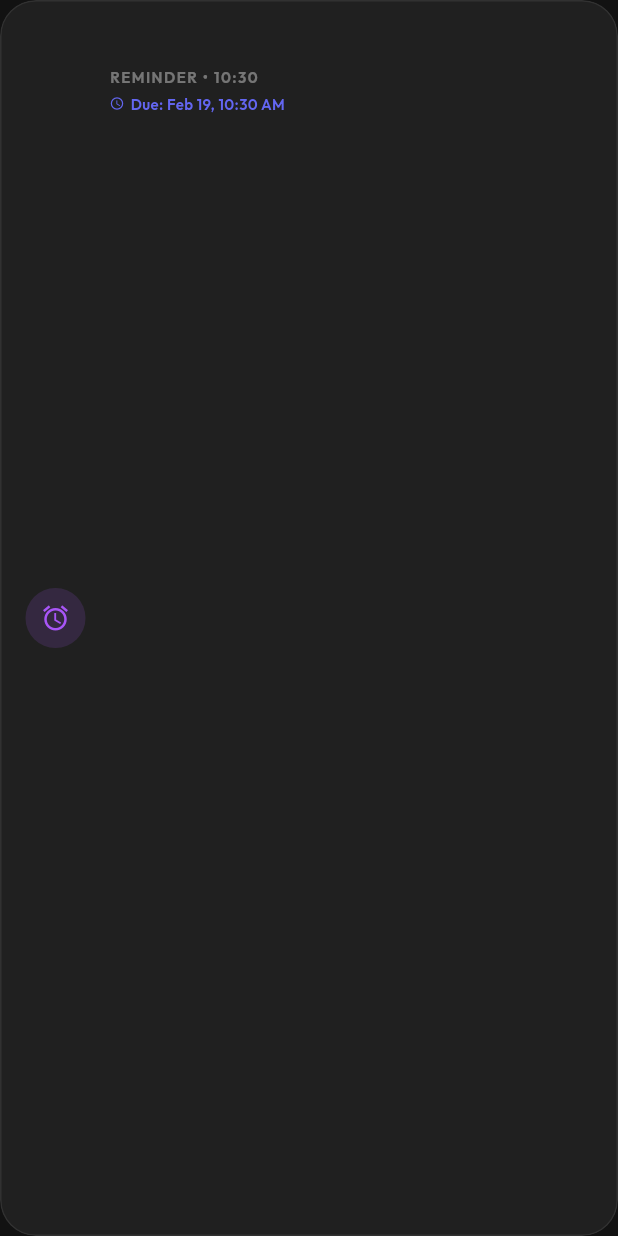
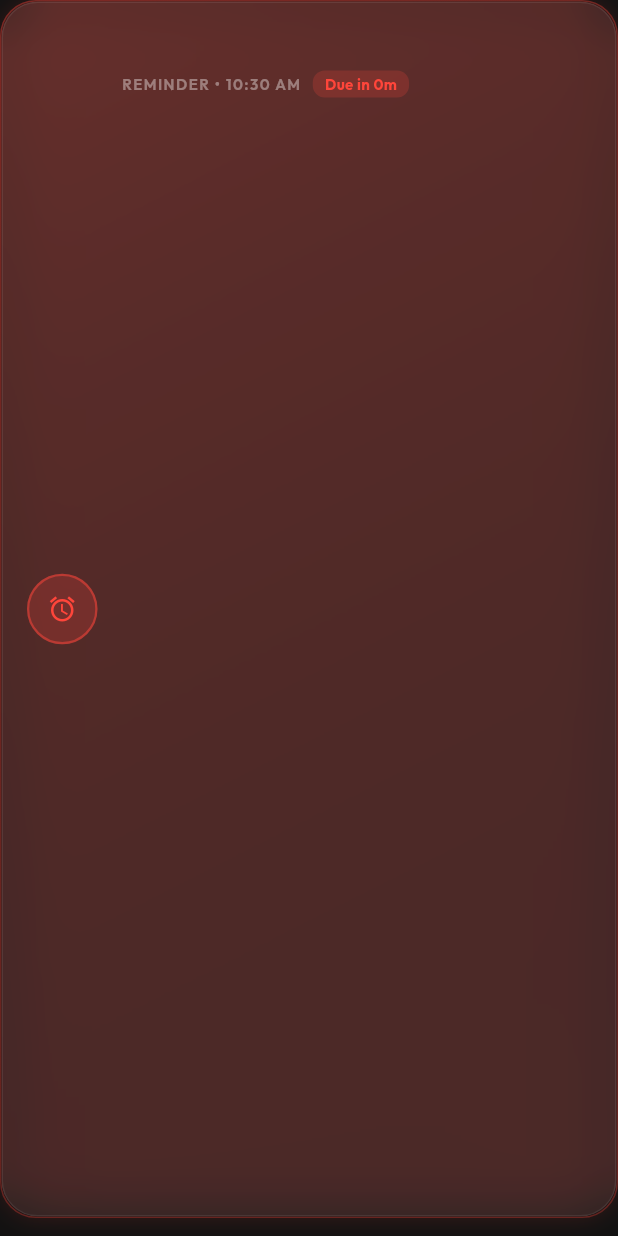
Before and after one commit to techieRahul17/VoiceToTxt, a Flutter app: the SavedItemCard widget shown alone on an empty page, opened directly with empty values, on a phone screen of 412 x 824 dp. Run offline on Flutter 3.47's test engine with Material 3 defaults, Android fonts, the phone set to English and light mode, and no system bars; our stand-ins replace file_picker, flutter_animate, flutter_local_notifications, google_fonts, shared_preferences, speech_to_text and 1 more; accounts and stored records are empty.

Commit message:
(Rahul): Added severity and Ui changes

```diff
--- a/lib/voice_flow_screen.dart
+++ b/lib/voice_flow_screen.dart
@@ -5,6 +5,8 @@ import 'package:flutter_animate/flutter_animate.dart';
 import 'package:voicetotxtvsr/services/notification_service.dart';
 import 'package:intl/intl.dart';
 import 'dart:ui';
+import 'package:file_picker/file_picker.dart';
+import 'package:shared_preferences/shared_preferences.dart';
 
 // --- Models ---
 
@@ -48,7 +50,9 @@ class _VoiceFlowScreenState extends State<VoiceFlowScreen> with TickerProviderSt
   final List<SavedItem> _savedItems = [];
   final TextEditingController _manualInputController = TextEditingController();
   final List<String> _userCategories = ["General", "Skills", "College", "Work", "Personal"];
+
   final TextEditingController _newCategoryController = TextEditingController();
+  String? _customAudioPath;
 
   // Animation controllers/effects are handled via flutter_animate,
   // but we keep a simple one for the mic pulse if needed,
@@ -58,8 +62,40 @@ class _VoiceFlowScreenState extends State<VoiceFlowScreen> with TickerProviderSt
   void initState() {
     super.initState();
     _initSpeech();
+    _loadCustomAudio();
     NotificationService().init();
     NotificationService().requestPermissions();
+  }
+
+  Future<void> _loadCustomAudio() async {
+    final prefs = await SharedPreferences.getInstance();
+    setState(() {
+      _customAudioPath = prefs.getString('custom_audio_path');
+    });
+  }
+
+  Future<void> _pickNotificationSound() async {
+    try {
+      FilePickerResult? result = await FilePicker.platform.pickFiles(
+        type: FileType.audio,
+      );
+
+      if (result != null) {
+        String path = result.files.single.path!;
+        final prefs = await SharedPreferences.getInstance();
+        await prefs.setString('custom_audio_path', path);
+        setState(() {
+          _customAudioPath = path;
+        });
+        if (mounted) {
+           ScaffoldMessenger.of(context).showSnackBar(
+             SnackBar(content: Text("Reminder sound set: ${result.files.single.name}")),
+           );
+        }
+      }
+    } catch (e) {
+      debugPrint("Error picking file: $e");
+    }
   }
 
   @override
@@ -134,11 +170,13 @@ class _VoiceFlowScreenState extends State<VoiceFlowScreen> with TickerProviderSt
         title: "Reminder: ${newItem.category}",
         body: newItem.text,
         scheduledDate: manualDeadline,
+        audioPath: _customAudioPath,
       );
     }
 
     setState(() {
-      _savedItems.insert(0, newItem);
+      _savedItems.add(newItem); // Add to end, then sort
+      _sortItems();
       _currentText = "";
     });
 
@@ -165,7 +203,28 @@ class _VoiceFlowScreenState extends State<VoiceFlowScreen> with TickerProviderSt
       final index = _savedItems.indexWhere((item) => item.id == id);
       if (index != -1) {
         _savedItems[index].isCompleted = !_savedItems[index].isCompleted;
+        _sortItems();
       }
+    });
+  }
+
+  void _sortItems() {
+    _savedItems.sort((a, b) {
+      // 1. Completed items at the bottom
+      if (a.isCompleted && !b.isCompleted) return 1;
+      if (!a.isCompleted && b.isCompleted) return -1;
+
+      // 2. Items with deadlines come first (if both not completed)
+      if (a.deadline != null && b.deadline == null) return -1;
+      if (a.deadline == null && b.deadline != null) return 1;
+
+      // 3. Sort by deadline (earliest first)
+      if (a.deadline != null && b.deadline != null) {
+        return a.deadline!.compareTo(b.deadline!);
+      }
+
+      // 4. Default: Newest created first
+      return b.timestamp.compareTo(a.timestamp);
     });
   }
 
@@ -556,10 +615,13 @@ class _VoiceFlowScreenState extends State<VoiceFlowScreen> with TickerProviderSt
                         ),
                       ),
                       // Settings or Profile placeholder
-                      Container(
+                      GestureDetector(
+                        onTap: _pickNotificationSound,
+                        child: Container(
                           padding: const EdgeInsets.all(8),
                           decoration: BoxDecoration(color: Colors.white.withOpacity(0.05), shape: BoxShape.circle),
-                        child: const Icon(Icons.person_outline, color: Colors.white70),
+                          child: const Icon(Icons.music_note, color: Colors.white70),
+                        ),
                       )
                     ],
                   ),
@@ -768,6 +830,9 @@ class SavedItemCard extends StatelessWidget {
   const SavedItemCard({super.key, required this.item, required this.onTap});
 
   Color _getColor() {
+    if (item.isCompleted) return Colors.grey;
+    if (_isUrgent()) return const Color(0xFFFF453A); // Urgent Red
+
     switch (item.type) {
       case ItemType.reminder: return const Color(0xFFA855F7); // Purple
       case ItemType.todo: return const Color(0xFF22D3EE); // Cyan
@@ -775,7 +840,14 @@ class SavedItemCard extends StatelessWidget {
     }
   }
 
+  bool _isUrgent() {
+     if (item.deadline == null || item.isCompleted) return false;
+     final diff = item.deadline!.difference(DateTime.now());
+     return diff.inHours < 24 && !diff.isNegative;
+  }
+
   IconData _getIcon() {
+    if (item.isCompleted) return Icons.check_circle;
     switch (item.type) {
       case ItemType.reminder: return Icons.alarm;
       case ItemType.todo: return Icons.check_circle_outline;
@@ -783,28 +855,63 @@ class SavedItemCard extends StatelessWidget {
     }
   }
 
+  String _getDeadlineText() {
+    if (item.deadline == null) return "";
+    final now = DateTime.now();
+    final diff = item.deadline!.difference(now);
+
+    if (diff.isNegative) return "Overdue";
+    if (diff.inMinutes < 60) return "Due in ${diff.inMinutes}m";
+    if (diff.inHours < 24) return "Due in ${diff.inHours}h";
+    if (diff.inDays < 7) return "Due in ${diff.inDays}d";
+    return DateFormat('MMM d').format(item.deadline!);
+  }
+
   @override
   Widget build(BuildContext context) {
     final color = _getColor();
+    final isUrgent = _isUrgent();
+    final deadlineText = _getDeadlineText();
 
     return GestureDetector(
       onTap: onTap,
+      child: AnimatedContainer(
+        duration: 300.ms,
+        margin: const EdgeInsets.only(bottom: 12),
+        decoration: BoxDecoration(
+           borderRadius: BorderRadius.circular(24),
+           gradient: isUrgent
+             ? LinearGradient(
+                 colors: [color.withOpacity(0.15), Colors.transparent],
+                 begin: Alignment.topLeft,
+                 end: Alignment.bottomRight
+               )
+             : null,
+           boxShadow: isUrgent ? [
+             BoxShadow(color: color.withOpacity(0.2), blurRadius: 15, spreadRadius: -2)
+           ] : [],
+           border: isUrgent ? Border.all(color: color.withOpacity(0.3)) : null,
+        ),
         child: GlassContainer(
           padding: const EdgeInsets.all(16),
           child: Row(
             children: [
-            // Category Indicator / Icon
-            Container(
-              padding: const EdgeInsets.all(10),
+              // Icon
+              AnimatedContainer(
+                duration: 300.ms,
+                padding: const EdgeInsets.all(12),
                 decoration: BoxDecoration(
-                color: color.withOpacity(0.15),
+                  color: item.isCompleted ? Colors.white10 : color.withOpacity(0.2),
                   shape: BoxShape.circle,
+                  border: Border.all(
+                    color: item.isCompleted ? Colors.white12 : color.withOpacity(0.5),
+                    width: 1.5
                   ),
-              child: Icon(_getIcon(), color: color, size: 20),
+                ),
+                child: Icon(_getIcon(), color: item.isCompleted ? Colors.white38 : color, size: 20),
               ),
 
               const SizedBox(width: 16),
-
 
               // Text Content
               Expanded(
@@ -814,15 +921,18 @@ class SavedItemCard extends StatelessWidget {
                     Text(
                       item.text,
                       style: GoogleFonts.outfit(
-                      color: Colors.white.withOpacity(item.isCompleted ? 0.4 : 0.9),
+                        color: Colors.white.withOpacity(item.isCompleted ? 0.4 : 0.95),
                         fontSize: 16,
+                        fontWeight: item.isCompleted ? FontWeight.normal : FontWeight.w500,
                         decoration: item.isCompleted ? TextDecoration.lineThrough : null,
                         decorationColor: Colors.white38,
                       ),
                     ),
-                  const SizedBox(height: 4),
+                    const SizedBox(height: 6),
+                    Row(
+                      children: [
                         Text(
-                    "${item.type.name.toUpperCase()} • ${item.timestamp.hour}:${item.timestamp.minute.toString().padLeft(2, '0')}",
+                          "${item.type.name.toUpperCase()} • ${DateFormat('h:mm a').format(item.timestamp)}",
                           style: GoogleFonts.outfit(
                             color: Colors.white38,
                             fontSize: 10,
@@ -830,20 +940,25 @@ class SavedItemCard extends StatelessWidget {
                             letterSpacing: 1,
                           ),
                         ),
-                  if (item.deadline != null)
-                    Padding(
-                      padding: const EdgeInsets.only(top: 4),
-                      child: Row(
-                        children: [
-                          Icon(Icons.access_time, size: 10, color: item.deadline!.isBefore(DateTime.now()) ? Colors.redAccent : const Color(0xFF6366F1)),
-                          const SizedBox(width: 4),
-                          Text(
-                            "Due: ${DateFormat('MMM d, h:mm a').format(item.deadline!)}",
+                        if (deadlineText.isNotEmpty && !item.isCompleted) ...[
+                          const SizedBox(width: 8),
+                          Container(
+                            padding: const EdgeInsets.symmetric(horizontal: 8, vertical: 2),
+                            decoration: BoxDecoration(
+                              color: isUrgent ? color.withOpacity(0.2) : Colors.white10,
+                              borderRadius: BorderRadius.circular(8),
+                            ),
+                            child: Text(
+                              deadlineText,
                               style: GoogleFonts.outfit(
-                              color: item.deadline!.isBefore(DateTime.now()) ? Colors.redAccent : const Color(0xFF6366F1),
+                                color: isUrgent ? color : Colors.white60,
                                 fontSize: 10,
-                              fontWeight: FontWeight.w600,
+                                fontWeight: FontWeight.bold,
                               ),
+                            ),
+                          ),
+                        ]
+                      ],
                     ),
                   ],
                 ),
@@ -851,22 +966,6 @@ class SavedItemCard extends StatelessWidget {
             ],
           ),
         ),
-
-            // Checkbox (Custom) -> Only for Todo maybe? Or all for "Done" status
-            if (item.type == ItemType.todo)
-              AnimatedContainer(
-                duration: const Duration(milliseconds: 200),
-                width: 24,
-                height: 24,
-                decoration: BoxDecoration(
-                  shape: BoxShape.circle,
-                  border: Border.all(color: item.isCompleted ? color : Colors.white24, width: 2),
-                  color: item.isCompleted ? color : Colors.transparent,
-                ),
-                child: item.isCompleted ? const Icon(Icons.check, size: 16, color: Colors.black) : null,
-              ),
-          ],
-        ),
       ),
     );
   }
--- a/pubspec.yaml
+++ b/pubspec.yaml
@@ -42,6 +42,7 @@ dependencies:
   intl: ^0.20.2
   file_picker: ^10.3.10
   permission_handler: ^12.0.1
+  shared_preferences: ^2.5.4
 
 dev_dependencies:
   flutter_test:
```
Also changed, not shown: lib/services/notification_service.dart (+38 -12 lines), pubspec.lock, 1 other file. Lines whose indentation alone changed are shown as unchanged.
